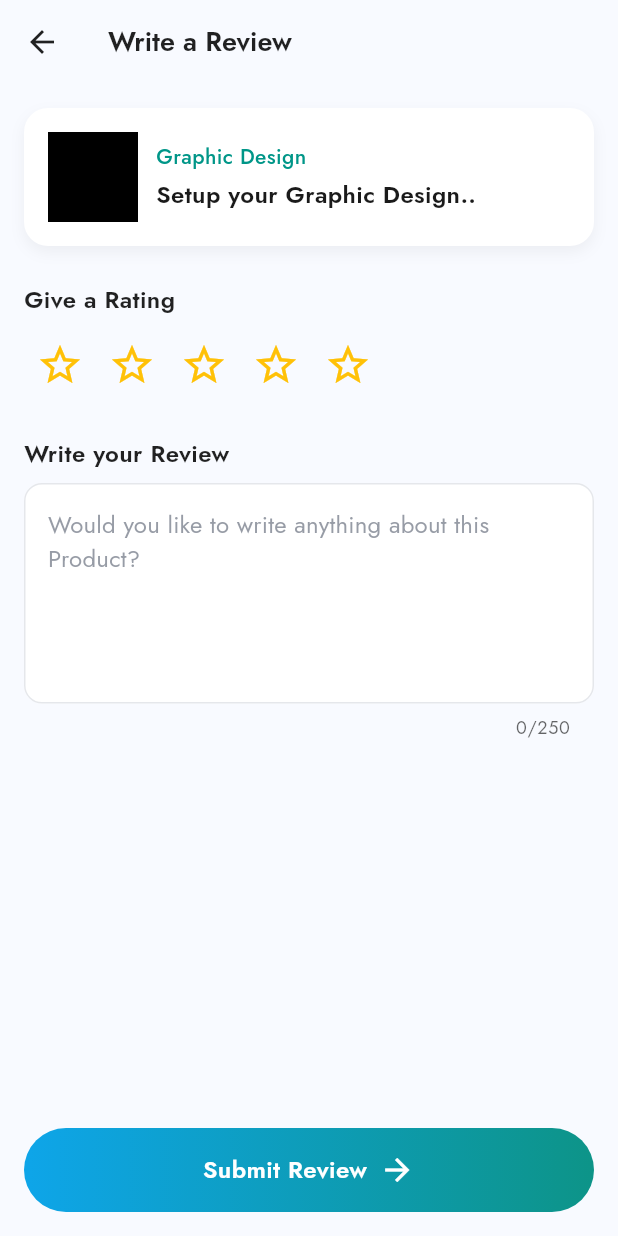
After one commit to Sii-fu/knowble, a Flutter app: the WriteReviewPage screen opened directly, on a phone screen of 412 x 824 dp. The commit adds this screen. Run offline on Flutter 3.47's test engine with Material 3 defaults, Android fonts, the phone set to English and light mode, and no system bars; our stand-ins replace device_info_plus, dio, file_picker, fl_chart, flutter_local_notifications, fluttertoast and 7 more; missing offline and left inert: flutter_pdfview, mailer, markdown_widget, syncfusion_flutter_pdf, universal_html; accounts and stored records are empty; project files that could hold a hidden picture were left out.

Commit message:
now data is being inserted into submission table

```diff
--- /dev/null
+++ b/lib/features/student/course_review.dart
@@ -0,0 +1,192 @@
+import 'package:flutter/material.dart';
+
+class WriteReviewPage extends StatefulWidget {
+  const WriteReviewPage({super.key});
+
+  @override
+  State<WriteReviewPage> createState() => _WriteReviewPageState();
+}
+
+class _WriteReviewPageState extends State<WriteReviewPage> {
+  final TextEditingController _reviewController = TextEditingController();
+  int _rating = 0;
+  int _maxChars = 250;
+
+  Widget _buildStar(int index) {
+    return IconButton(
+      onPressed: () {
+        setState(() {
+          _rating = index;
+        });
+      },
+      icon: Icon(
+        index <= _rating ? Icons.star : Icons.star_border,
+        color: Colors.amber,
+        size: 32,
+      ),
+    );
+  }
+
+  @override
+  Widget build(BuildContext context) {
+    return Scaffold(
+      backgroundColor: const Color(0xFFF8FAFF),
+      appBar: AppBar(
+        backgroundColor: const Color(0xFFF8FAFF),
+        elevation: 0,
+        leading: IconButton(
+          icon: const Icon(Icons.arrow_back, color: Colors.black87),
+          onPressed: () => Navigator.pop(context),
+        ),
+        title: const Text(
+          "Write a Review",
+          style: TextStyle(
+            fontWeight: FontWeight.w600,
+            fontSize: 18,
+            color: Colors.black87,
+          ),
+        ),
+      ),
+      body: Padding(
+        padding: const EdgeInsets.all(16.0),
+        child: Column(
+          crossAxisAlignment: CrossAxisAlignment.start,
+          children: [
+            // Product card
+            Container(
+              padding: const EdgeInsets.all(16),
+              decoration: BoxDecoration(
+                color: Colors.white,
+                borderRadius: BorderRadius.circular(16),
+                boxShadow: [
+                  BoxShadow(
+                    color: Colors.black.withOpacity(0.05),
+                    blurRadius: 8,
+                    offset: const Offset(0, 4),
+                  ),
+                ],
+              ),
+              child: Row(
+                children: [
+                  Container(
+                    height: 60,
+                    width: 60,
+                    color: Colors.black,
+                  ),
+                  const SizedBox(width: 12),
+                  const Expanded(
+                    child: Column(
+                      crossAxisAlignment: CrossAxisAlignment.start,
+                      children: [
+                        Text(
+                          "Graphic Design",
+                          style: TextStyle(
+                            color: Colors.teal,
+                            fontSize: 14,
+                            fontWeight: FontWeight.w500,
+                          ),
+                        ),
+                        SizedBox(height: 4),
+                        Text(
+                          "Setup your Graphic Design..",
+                          style: TextStyle(
+                            fontSize: 16,
+                            fontWeight: FontWeight.w600,
+                          ),
+                          overflow: TextOverflow.ellipsis,
+                        ),
+                      ],
+                    ),
+                  ),
+                ],
+              ),
+            ),
+
+            const SizedBox(height: 24),
+
+            // ⭐ Star rating
+            const Text(
+              "Give a Rating",
+              style: TextStyle(
+                fontSize: 16,
+                fontWeight: FontWeight.w600,
+                color: Colors.black87,
+              ),
+            ),
+            const SizedBox(height: 8),
+            Row(
+              children: List.generate(5, (index) => _buildStar(index + 1)),
+            ),
+
+            const SizedBox(height: 24),
+
+            // Review box
+            const Text(
+              "Write your Review",
+              style: TextStyle(
+                fontSize: 16,
+                fontWeight: FontWeight.w600,
+                color: Colors.black87,
+              ),
+            ),
+            const SizedBox(height: 8),
+            TextField(
+              controller: _reviewController,
+              maxLines: 5,
+              maxLength: _maxChars,
+              decoration: InputDecoration(
+                hintText: "Would you like to write anything about this Product?",
+                filled: true,
+                fillColor: Colors.white,
+                border: OutlineInputBorder(
+                  borderRadius: BorderRadius.circular(12),
+                  borderSide: BorderSide.none,
+                ),
+                contentPadding: const EdgeInsets.all(16),
+              ),
+            ),
+
+            const Spacer(),
+
+            // Submit button with gradient
+            GestureDetector(
+              onTap: () {
+                String review = _reviewController.text;
+                print("Rating: $_rating");
+                print("Review: $review");
+                ScaffoldMessenger.of(context).showSnackBar(
+                  const SnackBar(content: Text("Review submitted!")),
+                );
+              },
+              child: Container(
+                width: double.infinity,
+                height: 56,
+                decoration: BoxDecoration(
+                  gradient: const LinearGradient(
+                    colors: [Color(0xFF0EA5E9), Color(0xFF0D9488)], // Blue → Teal
+                  ),
+                  borderRadius: BorderRadius.circular(30),
+                ),
+                child: const Row(
+                  mainAxisAlignment: MainAxisAlignment.center,
+                  children: [
+                    Text(
+                      "Submit Review",
+                      style: TextStyle(
+                        fontSize: 16,
+                        fontWeight: FontWeight.w600,
+                        color: Colors.white,
+                      ),
+                    ),
+                    SizedBox(width: 8),
+                    Icon(Icons.arrow_forward, color: Colors.white),
+                  ],
+                ),
+              ),
+            ),
+          ],
+        ),
+      ),
+    );
+  }
+}
```
Also changed, not shown: lib/core/services/student/generate_course_specific_quiz.dart (+6 -1 lines), lib/core/services/student/quiz_submission_service.dart (+9 -3 lines), lib/features/course/quiz_page.dart (+36 -17 lines).
